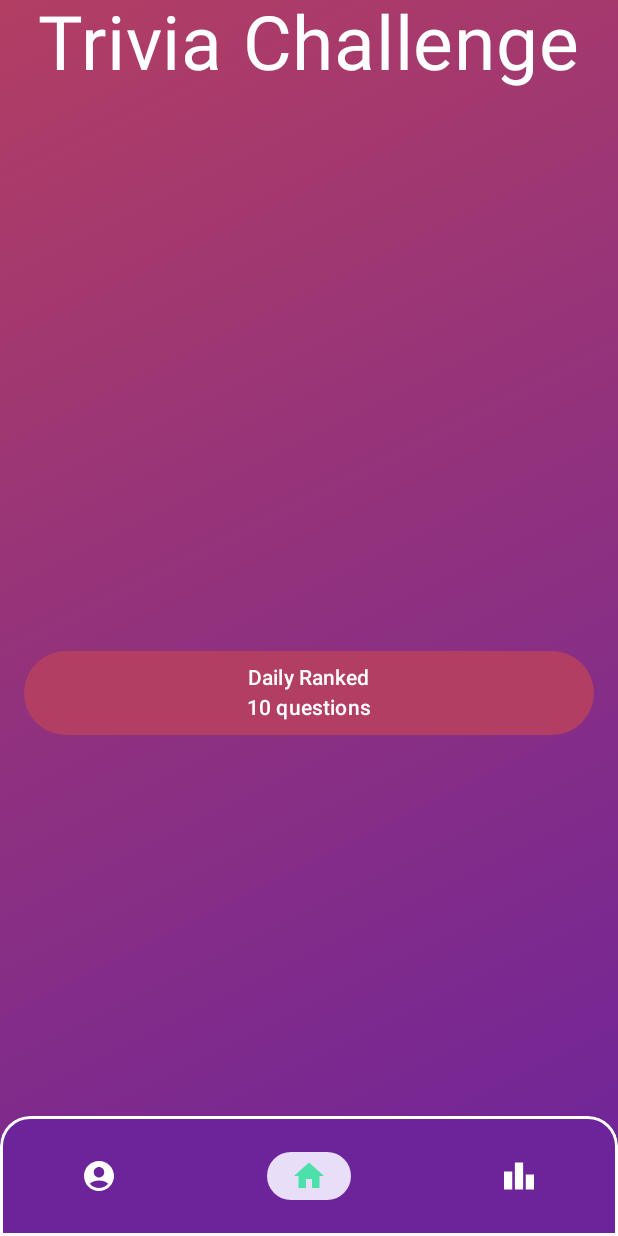
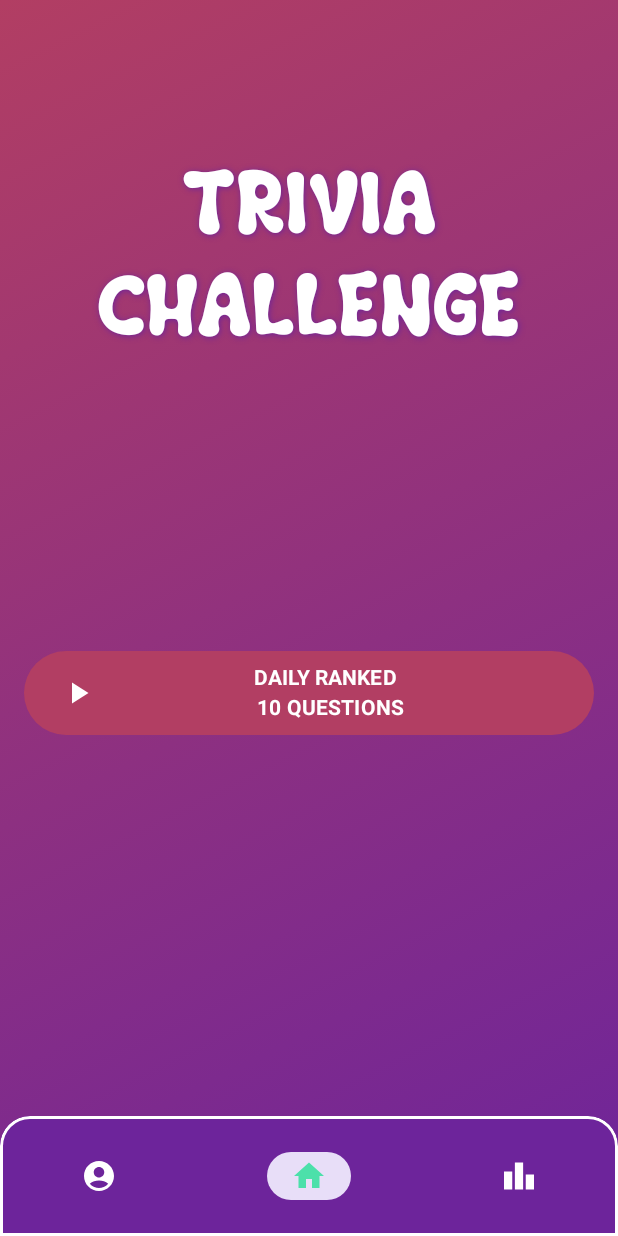
Before and after one commit to RomainP01/projet_android_m1cyber, an Android app built with Jetpack Compose: the screen it shows after launch (MainActivity), on a phone screen of 412 x 824 dp. Run offline under Robolectric (Android 15) with nearby library versions, the phone set to English and light mode, and no system bars; our stand-ins replace Dagger/Hilt's generated code, Firebase (no records; nobody signed in at launch, a user with empty details on screens opened directly), Timber.

Commit message:
font change + other design details

```diff
--- a/app/src/main/java/com/sauce_hannibal/projet_android_m1cyber/ui/screens/home/components/LaunchGameComponent.kt
+++ b/app/src/main/java/com/sauce_hannibal/projet_android_m1cyber/ui/screens/home/components/LaunchGameComponent.kt
@@ -1,19 +1,33 @@
 package com.sauce_hannibal.projet_android_m1cyber.ui.screens.home.components
 
-import androidx.compose.foundation.background
+import androidx.compose.foundation.border
 import androidx.compose.foundation.layout.*
+import androidx.compose.foundation.shape.CircleShape
 import androidx.compose.material3.Button
+import androidx.compose.material3.Icon
+import androidx.compose.material3.MaterialTheme
 import androidx.compose.material3.Text
 import androidx.compose.runtime.Composable
 import androidx.compose.ui.Alignment
 import androidx.compose.ui.Modifier
+import androidx.compose.ui.draw.shadow
+import androidx.compose.ui.geometry.Offset
 import androidx.compose.ui.graphics.Color
+import androidx.compose.ui.graphics.Shadow
+import androidx.compose.ui.graphics.graphicsLayer
+import androidx.compose.ui.res.painterResource
+import androidx.compose.ui.text.font.FontWeight
+import androidx.compose.ui.text.style.TextAlign
+import androidx.compose.ui.text.style.TextDecoration
 import androidx.compose.ui.unit.dp
 import androidx.compose.ui.unit.sp
 import androidx.navigation.NavHostController
 import com.sauce_hannibal.projet_android_m1cyber.ui.screens.home.HomeRoute
 import com.sauce_hannibal.projet_android_m1cyber.ui.screens.home.HomeUiState
 import com.sauce_hannibal.projet_android_m1cyber.ui.screens.home.HomeViewModel
+import com.sauce_hannibal.projet_android_m1cyber.R
+import com.sauce_hannibal.projet_android_m1cyber.ui.theme.Green100
+import com.sauce_hannibal.projet_android_m1cyber.ui.theme.Purple100
 
 @Composable
 fun LaunchGameComponent(
@@ -27,17 +41,24 @@ fun LaunchGameComponent(
         Column(
             modifier = Modifier
                 .fillMaxWidth()
-                .padding(start = 16.dp, end = 16.dp),
+                .padding(horizontal = 16.dp),
             verticalArrangement = Arrangement.Top,
             horizontalAlignment = Alignment.CenterHorizontally
         ) {
             Text(
-                text = "Trivia Challenge",
+                text = "TRIVIA CHALLENGE",
                 modifier = Modifier
-                    .align(Alignment.CenterHorizontally),
+                    .align(Alignment.CenterHorizontally)
+                    .padding(top = 100.dp),
                 color = Color.White,
-                fontSize = 50.sp
-            )
+                style = MaterialTheme.typography.titleLarge.copy(
+                    shadow = Shadow(
+                        color = Purple100,
+                        offset = Offset(1f, 1f),
+                        blurRadius = 5f                    )
+                ),
+                textAlign = TextAlign.Center
+                )
         }
         Column(
             modifier = Modifier
@@ -49,18 +70,29 @@ fun LaunchGameComponent(
             horizontalAlignment = Alignment.CenterHorizontally
         ) {
             Button(
-                modifier = Modifier.fillMaxWidth(),
+                modifier = Modifier
+                    .fillMaxWidth(),
                 onClick = {
                     navController.navigate(HomeRoute.GAME)
                 },
                 enabled = !homeUiState.isDailyChallengeDone
             ) {
-                Column(
-                    horizontalAlignment = Alignment.CenterHorizontally
+                Row(
+                    verticalAlignment = Alignment.CenterVertically,
                 ) {
-                    Text(text = "Daily Ranked")
-                    Text(text = "10 questions")
+                    Icon(
+                        painter = painterResource(id = R.drawable.baseline_play_arrow_24),
+                        contentDescription = "launch icon",
+                        tint = Color.White
+                    )
+                    Text(
+                        text = "DAILY RANKED \n 10 QUESTIONS",
+                        modifier = Modifier.weight(1f),
+                        fontWeight = FontWeight.Bold,
+                        textAlign = TextAlign.Center
+                    )
                 }
+
             }
         }
     }
--- a/app/src/main/java/com/sauce_hannibal/projet_android_m1cyber/ui/theme/Type.kt
+++ b/app/src/main/java/com/sauce_hannibal/projet_android_m1cyber/ui/theme/Type.kt
@@ -2,14 +2,28 @@ package com.sauce_hannibal.projet_android_m1cyber.ui.theme
 
 import androidx.compose.material3.Typography
 import androidx.compose.ui.text.TextStyle
+import androidx.compose.ui.text.font.Font
 import androidx.compose.ui.text.font.FontFamily
 import androidx.compose.ui.text.font.FontWeight
+import androidx.compose.ui.unit.dp
 import androidx.compose.ui.unit.sp
+import com.sauce_hannibal.projet_android_m1cyber.R
 
+val TacoCrispy = FontFamily(
+    Font(R.font.taco_crispy)
+)
+val Aubergine = FontFamily(
+    Font(R.font.aubergine)
+)
 val Typography = Typography(
     bodySmall = TextStyle(
         fontFamily = FontFamily.Default,
         fontWeight = FontWeight.Normal,
         fontSize = 16.sp
+    ),
+    titleLarge = TextStyle(
+        fontFamily = TacoCrispy,
+        fontWeight = FontWeight.Normal,
+        fontSize = 50.sp,
     )
 )
--- /dev/null
+++ b/app/src/main/res/drawable/baseline_play_arrow_24.xml
@@ -0,0 +1,5 @@
+<vector android:height="24dp" android:tint="#000000"
+    android:viewportHeight="24" android:viewportWidth="24"
+    android:width="24dp" xmlns:android="http://schemas.android.com/apk/res/android">
+    <path android:fillColor="@android:color/white" android:pathData="M8,5v14l11,-7z"/>
+</vector>
```
Also changed, not shown: app/src/main/res/font/aubergine.ttf (added), app/src/main/res/font/taco_crispy.ttf (added).
